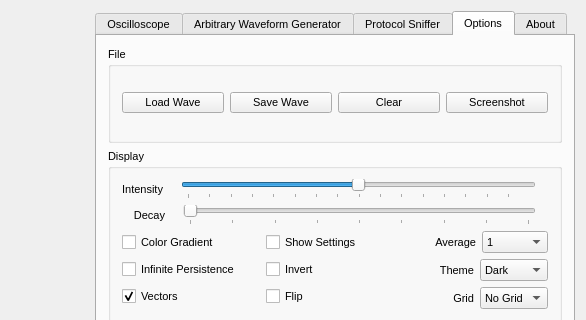
The window that xprotolabinterface.ui (ganzziani/xscopes-qt) describes before a commit, drawn with Qt 5; both pictures show x 374 to 960 and y 0 to 320 of the 960 by 661 pixel window.
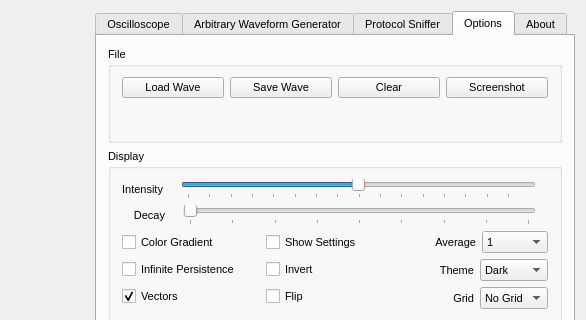
The same window after the commit. The open tabs and pages were chosen to show the change. Icons and pictures are not drawn. Custom widgets are drawn as their Qt base class.

```diff
--- a/xprotolabinterface.ui
+++ b/xprotolabinterface.ui
@@ -3964,7 +3964,9 @@
              <property name="title">
               <string>File</string>
              </property>
-             <layout class="QHBoxLayout" name="horizontalLayout_78">
+             <layout class="QHBoxLayout" name="horizontalLayout_24">
+              <item>
+               <layout class="QVBoxLayout" name="verticalLayout_37">
               <item>
                <layout class="QHBoxLayout" name="horizontalLayout_77">
                 <item>
@@ -3992,6 +3994,30 @@
                  <widget class="QPushButton" name="screenShotButton">
                   <property name="text">
                    <string>Screenshot</string>
+                    </property>
+                   </widget>
+                  </item>
+                 </layout>
+                </item>
+                <item>
+                 <widget class="QLabel" name="notifLabel">
+                  <property name="font">
+                   <font>
+                    <weight>75</weight>
+                    <bold>true</bold>
+                   </font>
+                  </property>
+                  <property name="text">
+                   <string/>
+                  </property>
+                  <property name="scaledContents">
+                   <bool>true</bool>
+                  </property>
+                  <property name="alignment">
+                   <set>Qt::AlignCenter</set>
+                  </property>
+                  <property name="wordWrap">
+                   <bool>true</bool>
                   </property>
                  </widget>
                 </item>
```
Left out of the diff: 2 changed lines with no effect on the pictures. Lines whose indentation alone changed are shown as unchanged.
